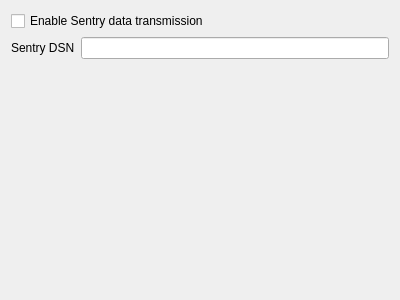
This is Resources/panels/preferences.ui in FreeCAD/FreeCAD-Telemetry as Qt 5 draws it before an edit. The edited form follows.
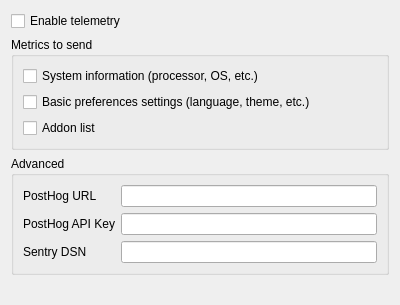
This is the edited form. Custom widgets are drawn as their Qt base class.

Commit message: Add fine-grained control over metrics

```diff
--- a/Resources/panels/preferences.ui
+++ b/Resources/panels/preferences.ui
@@ -7,7 +7,7 @@
     <x>0</x>
     <y>0</y>
     <width>400</width>
-    <height>300</height>
+    <height>305</height>
    </rect>
   </property>
   <property name="windowTitle">
@@ -17,7 +17,7 @@
    <item>
     <widget class="Gui::PrefCheckBox" name="enable_check_box">
      <property name="text">
-      <string>Enable Sentry data transmission</string>
+      <string>Enable telemetry</string>
      </property>
      <property name="prefEntry" stdset="0">
       <cstring>Enable</cstring>
@@ -28,15 +28,90 @@
     </widget>
    </item>
    <item>
-    <layout class="QHBoxLayout" name="horizontalLayout">
+    <widget class="QGroupBox" name="groupBox">
+     <property name="title">
+      <string>Metrics to send</string>
+     </property>
+     <layout class="QVBoxLayout" name="verticalLayout_2">
      <item>
+       <widget class="Gui::PrefCheckBox" name="system_check_box">
+        <property name="toolTip">
+         <string>Allow sending OS, version, and system architecture information</string>
+        </property>
+        <property name="text">
+         <string>System information (processor, OS, etc.)</string>
+        </property>
+        <property name="prefEntry" stdset="0">
+         <cstring>SendSystemInformation</cstring>
+        </property>
+        <property name="prefPath" stdset="0">
+         <cstring>Mod/Telemetry</cstring>
+        </property>
+       </widget>
+      </item>
+      <item>
+       <widget class="Gui::PrefCheckBox" name="preferences_check_box">
+        <property name="toolTip">
+         <string>Allow sending language, theme, navigation style, and related preferences settings</string>
+        </property>
+        <property name="text">
+         <string>Basic preferences settings (language, theme, etc.)</string>
+        </property>
+        <property name="prefEntry" stdset="0">
+         <cstring>SendPreferences</cstring>
+        </property>
+        <property name="prefPath" stdset="0">
+         <cstring>Mod/Telemetry</cstring>
+        </property>
+       </widget>
+      </item>
+      <item>
+       <widget class="Gui::PrefCheckBox" name="addons_check_box">
+        <property name="toolTip">
+         <string>Allow sending a list of installed Addons</string>
+        </property>
+        <property name="text">
+         <string>Addon list</string>
+        </property>
+        <property name="prefEntry" stdset="0">
+         <cstring>SendAddonInformation</cstring>
+        </property>
+        <property name="prefPath" stdset="0">
+         <cstring>Mod/Telemetry</cstring>
+        </property>
+       </widget>
+      </item>
+     </layout>
+    </widget>
+   </item>
+   <item>
+    <widget class="QGroupBox" name="groupBox_2">
+     <property name="title">
+      <string>Advanced</string>
+     </property>
+     <layout class="QGridLayout" name="gridLayout">
+      <item row="0" column="1">
+       <widget class="QLineEdit" name="posthog_url_line_edit">
+        <property name="toolTip">
+         <string>The URL data is sent to. Note that if you change this, the data is no longer sent to the FreeCAD project</string>
+        </property>
+       </widget>
+      </item>
+      <item row="0" column="0">
+       <widget class="QLabel" name="posthog_label">
+        <property name="text">
+         <string>PostHog URL</string>
+        </property>
+       </widget>
+      </item>
+      <item row="2" column="0">
       <widget class="QLabel" name="label">
        <property name="text">
         <string>Sentry DSN</string>
        </property>
       </widget>
      </item>
-     <item>
+      <item row="2" column="1">
       <widget class="Gui::PrefLineEdit" name="dsn_line_edit">
        <property name="toolTip">
         <string>Sentry Data Source Name is the URL that session and crash data is sent to. Fill in this field to override the built-in default and send data someplace other than the main FreeCAD Sentry server.</string>
@@ -49,7 +124,18 @@
        </property>
       </widget>
      </item>
-    </layout>
+      <item row="1" column="0">
+       <widget class="QLabel" name="label_2">
+        <property name="text">
+         <string>PostHog API Key</string>
+        </property>
+       </widget>
+      </item>
+      <item row="1" column="1">
+       <widget class="QLineEdit" name="posthog_api_key_line_edit"/>
+      </item>
+     </layout>
+    </widget>
    </item>
    <item>
     <spacer name="verticalSpacer">
```
Left out of the diff: 3 changed lines with no effect on the pictures. Lines whose indentation alone changed are shown as unchanged. The commit also changes 3 other files.
